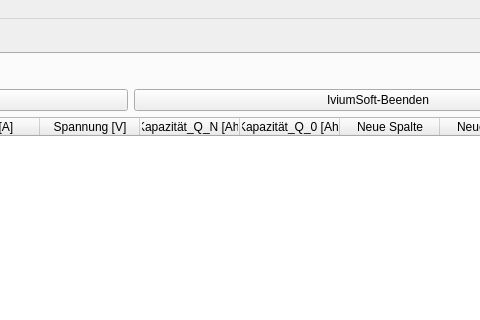
First picture: the form in mainwindow.ui, repository Tiguan12/TestTestTest, before the edit; both pictures show x 381 to 861 and y 0 to 320 of the 1023 by 765 pixel window.
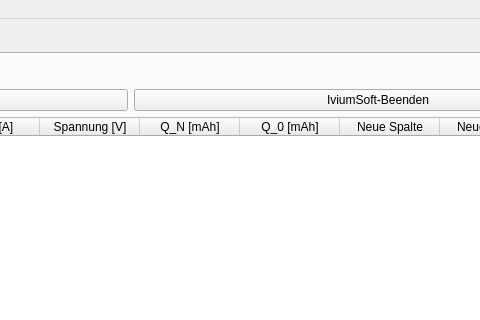
Second picture: the form after the edit. Icons and pictures are not drawn.

Commit message:
Kleine Layoutaenderungen
1) Timer jetzt auch in Millisekunden ausgegeben
2) Tabellenbezeichnungen für Q_0 und Q_N gekürzt

```diff
--- a/mainwindow.ui
+++ b/mainwindow.ui
@@ -105,12 +105,12 @@
           </column>
           <column>
            <property name="text">
-            <string>Kapazität_Q_N [Ah]</string>
+            <string>Q_N [mAh]</string>
            </property>
           </column>
           <column>
            <property name="text">
-            <string>Kapazität_Q_0 [Ah]</string>
+            <string>Q_0 [mAh]</string>
            </property>
           </column>
           <column>
```
The commit also changes 2 other files.
